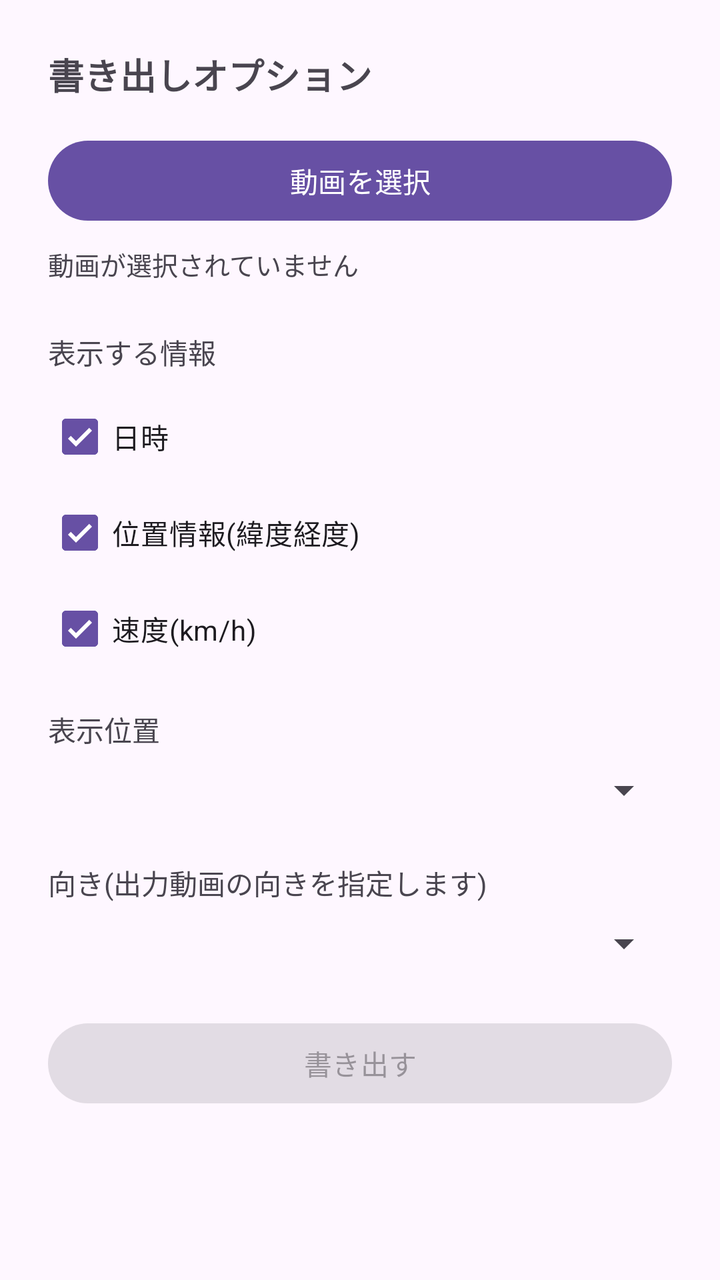
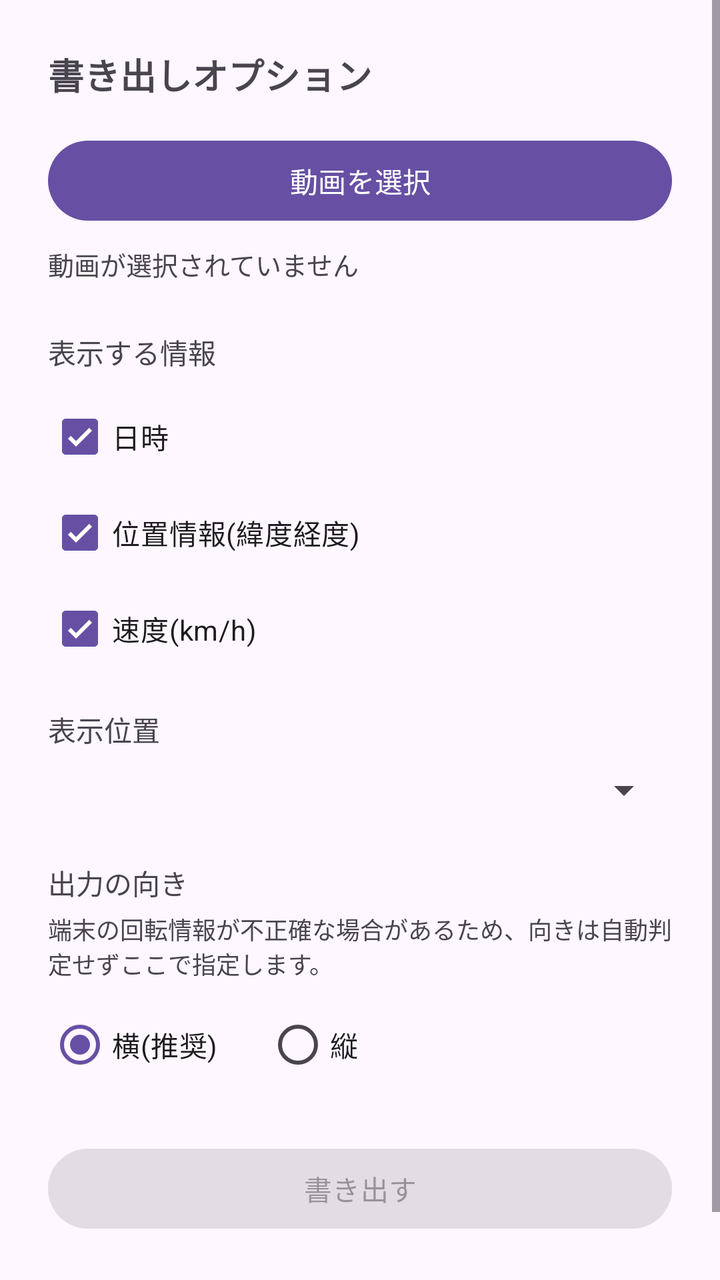

Two renders of the same Android screen: before a commit and after it. Below are the layout's source before the change and the commit's diff.
<!-- AndroidManifest.xml: application theme Theme.Dashcam -->
<!-- res/layout/activity_export.xml -->
<?xml version="1.0" encoding="utf-8"?>
<ScrollView xmlns:android="http://schemas.android.com/apk/res/android"
    android:layout_width="match_parent"
    android:layout_height="match_parent">

    <LinearLayout
        android:layout_width="match_parent"
        android:layout_height="wrap_content"
        android:orientation="vertical"
        android:padding="24dp">

        <TextView
            android:layout_width="match_parent"
            android:layout_height="wrap_content"
            android:text="書き出しオプション"
            android:textSize="18sp"
            android:textStyle="bold"
            android:layout_marginBottom="16dp" />

        <Button
            android:id="@+id/buttonPickVideo"
            android:layout_width="match_parent"
            android:layout_height="wrap_content"
            android:text="動画を選択" />

        <TextView
            android:id="@+id/textSelectedVideo"
            android:layout_width="match_parent"
            android:layout_height="wrap_content"
            android:layout_marginTop="8dp"
            android:layout_marginBottom="24dp"
            android:text="動画が選択されていません"
            android:textSize="13sp" />

        <TextView
            android:layout_width="match_parent"
            android:layout_height="wrap_content"
            android:text="表示する情報"
            android:textSize="14sp"
            android:layout_marginBottom="8dp" />

        <CheckBox
            android:id="@+id/checkDate"
            android:layout_width="match_parent"
            android:layout_height="wrap_content"
            android:text="日時"
            android:checked="true" />

        <CheckBox
            android:id="@+id/checkLocation"
            android:layout_width="match_parent"
            android:layout_height="wrap_content"
            android:text="位置情報(緯度経度)"
            android:checked="true" />

        <CheckBox
            android:id="@+id/checkSpeed"
            android:layout_width="match_parent"
            android:layout_height="wrap_content"
            android:text="速度(km/h)"
            android:checked="true"
            android:layout_marginBottom="16dp" />

        <TextView
            android:layout_width="match_parent"
            android:layout_height="wrap_content"
            android:text="表示位置"
            android:textSize="14sp"
            android:layout_marginBottom="8dp" />

        <Spinner
            android:id="@+id/spinnerPosition"
            android:layout_width="match_parent"
            android:layout_height="wrap_content"
            android:layout_marginBottom="24dp" />

        <TextView
            android:layout_width="match_parent"
            android:layout_height="wrap_content"
            android:text="向き(出力動画の向きを指定します)"
            android:textSize="14sp"
            android:layout_marginBottom="8dp" />

        <Spinner
            android:id="@+id/spinnerOrientation"
            android:layout_width="match_parent"
            android:layout_height="wrap_content"
            android:layout_marginBottom="24dp" />

        <Button
            android:id="@+id/buttonExport"
            android:layout_width="match_parent"
            android:layout_height="wrap_content"
            android:text="書き出す"
            android:enabled="false" />

        <TextView
            android:id="@+id/textProgress"
            android:layout_width="match_parent"
            android:layout_height="wrap_content"
            android:layout_marginTop="16dp"
            android:text=""
            android:textSize="13sp" />

        <ProgressBar
            android:id="@+id/progressBar"
            style="?android:attr/progressBarStyleHorizontal"
            android:layout_width="match_parent"
            android:layout_height="wrap_content"
            android:layout_marginTop="8dp"
            android:indeterminate="true"
            android:visibility="gone" />

    </LinearLayout>
</ScrollView>
<!-- resources referenced by this layout -->
<resources>
  <style name="Theme.Dashcam" parent="Theme.Material3.DayNight.NoActionBar" />
</resources>

<!-- the commit's change to res/layout/activity_export.xml (unified diff, before → after) -->
@@ -77,15 +77,39 @@
         <TextView
             android:layout_width="match_parent"
             android:layout_height="wrap_content"
-            android:text="向き(出力動画の向きを指定します)"
+            android:text="出力の向き"
             android:textSize="14sp"
+            android:layout_marginBottom="4dp" />
+
+        <TextView
+            android:layout_width="match_parent"
+            android:layout_height="wrap_content"
+            android:text="端末の回転情報が不正確な場合があるため、向きは自動判定せずここで指定します。"
+            android:textSize="12sp"
             android:layout_marginBottom="8dp" />
 
-        <Spinner
-            android:id="@+id/spinnerOrientation"
+        <RadioGroup
+            android:id="@+id/radioGroupOrientation"
             android:layout_width="match_parent"
             android:layout_height="wrap_content"
-            android:layout_marginBottom="24dp" />
+            android:orientation="horizontal"
+            android:layout_marginBottom="24dp">
+
+            <RadioButton
+                android:id="@+id/radioLandscape"
+                android:layout_width="wrap_content"
+                android:layout_height="wrap_content"
+                android:text="横(推奨)"
+                android:checked="true" />
+
+            <RadioButton
+                android:id="@+id/radioPortrait"
+                android:layout_width="wrap_content"
+                android:layout_height="wrap_content"
+                android:layout_marginStart="24dp"
+                android:text="縦" />
+
+        </RadioGroup>
 
         <Button
             android:id="@+id/buttonExport"
